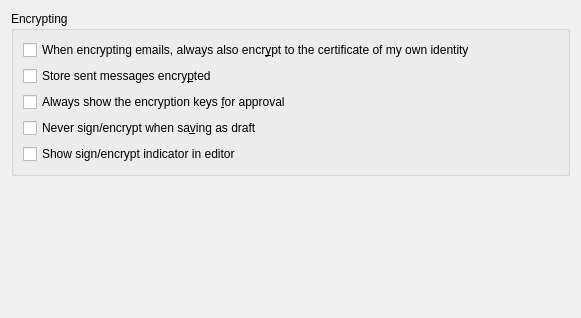
Before: the Qt Designer form src/ui/composercryptoconfiguration.ui in KDE/kmail, drawn with Qt 5.
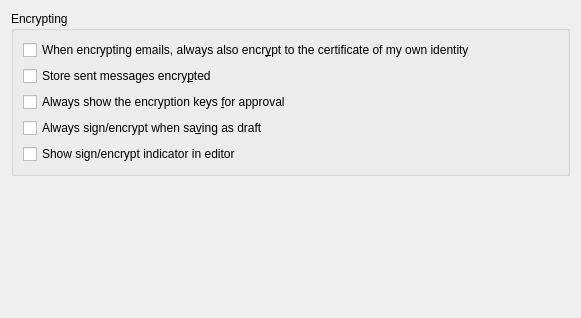
After: the same form once the commit is applied.

Commit message:
Encrypt drafts by default
This changes the default behavior of composer. When encryption is
enabled, KMail will store the draft encrypted by default (with option
to turn it off). Previously this feature was  off by default.

This is done by renaming NeverEncryptDrafts option to AlwaysEncryptDrafts
to avoid the double negative (!cfg->mNeverEncryptDrafts). For users
who had NeverEncryptDrafts off the behavior will remain the same, as
AlwaysEncryptDrafts is on by default, for all other users this feature
will become enabled and they can choose to turn it off.

What changed in the file:
```diff
--- a/src/ui/composercryptoconfiguration.ui
+++ b/src/ui/composercryptoconfiguration.ui
@@ -61,7 +61,7 @@
       <item>
        <widget class="QCheckBox" name="mNeverEncryptWhenSavingInDrafts">
         <property name="text">
-         <string>Never sign/encrypt when sa&amp;ving as draft</string>
+         <string>Always sign/encrypt when sa&amp;ving as draft</string>
         </property>
        </widget>
       </item>
```
Left out of the diff: 4 changed lines with no effect on the pictures. The commit also changes 3 other files.
